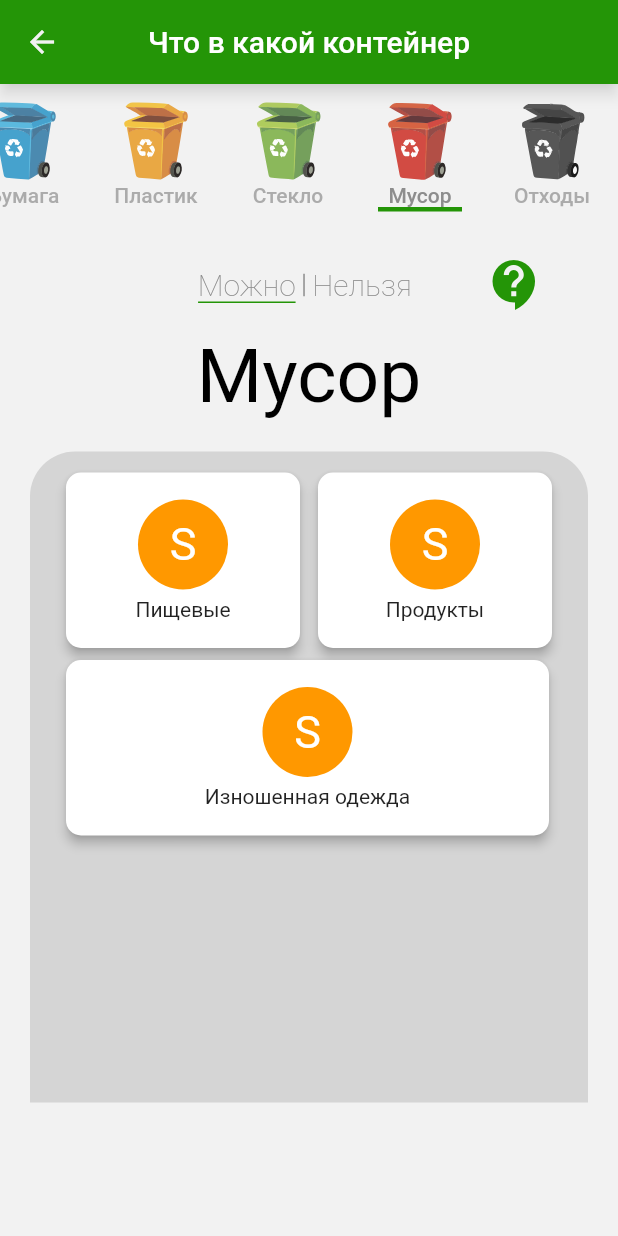
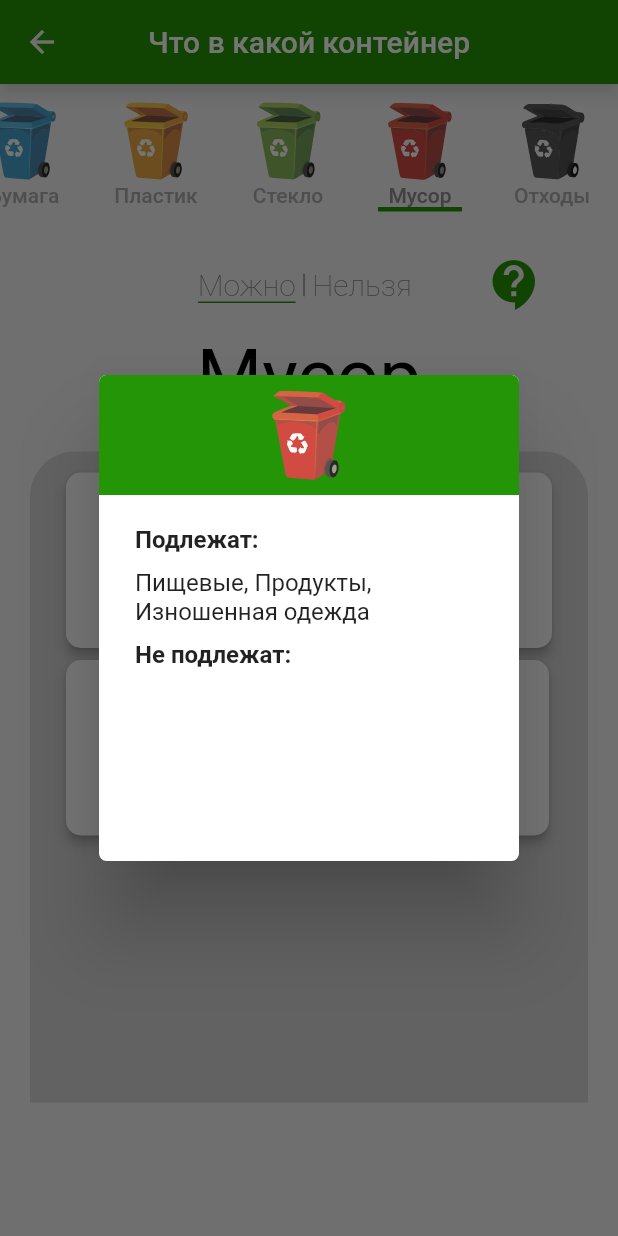
Before and after one commit to IskanderA1/recycle_hub, a Flutter app: the ContainerScreen screen opened directly, tab 4 chosen, after a tap on the "contact support" icon, on a phone screen of 412 x 824 dp. Run offline on Flutter 3.47's test engine with Material 2 defaults, Android fonts, the light colour scheme and no system bars; our stand-ins replace auto_size_text, dio, flutter_spinkit, flutter_svg, font_awesome_flutter, google_maps_flutter and 4 more; missing offline and left inert: bottom_sheet, day_night_switcher, flutter_star_rating; accounts and stored records are empty; network calls fail.

Commit message:
Complete eco guide tab

```diff
--- a/lib/screens/tabs/eco_gide/eco_guide_tabs/container_screen.dart
+++ b/lib/screens/tabs/eco_gide/eco_guide_tabs/container_screen.dart
@@ -7,6 +7,8 @@ import 'package:recycle_hub/elements/loader.dart';
 import 'package:recycle_hub/model/eco_guide_models/filter_model.dart';
 import 'package:recycle_hub/model/eco_guide_models/filter_response.dart';
 
+import '../../../../bloc/eco_guide_blocs/trash_details_bloc.dart';
+import '../../../../style/theme.dart';
 import '../../../../style/theme.dart';
 import '../../../../style/theme.dart';
 
@@ -216,7 +218,80 @@ Widget _buildContainerList(FilterResponse filterResponse, int screenIndex) {
                       alignment: Alignment.center,
                       child: IconButton(
                         onPressed: () {
-
+                          showDialog(
+                            context: context,
+                            builder: (BuildContext context) {
+                              return StreamBuilder(
+                                  stream: trashDetailsBloc
+                                      .containerController.stream,
+                                  builder: (context, AsyncSnapshot snapshot) {
+                                    FilterResponse filterResponse =
+                                        snapshot.data;
+                                    if (snapshot.hasData) {
+                                      SvgPicture svgPicture =
+                                          containerImages[screenIndex];
+                                      return AlertDialog(
+                                        titlePadding: EdgeInsets.all(0),
+                                        shape: RoundedRectangleBorder(
+                                            borderRadius:
+                                                BorderRadius.circular(5)),
+                                        title: ClipRRect(
+                                          borderRadius: BorderRadius.only(
+                                              topLeft: Radius.circular(5),
+                                              topRight: Radius.circular(5)),
+                                          child: Container(
+                                            padding: EdgeInsets.only(
+                                                top: 10, bottom: 10),
+                                            height: 80,
+                                            color: kColorGreen,
+                                            child: svgPicture,
+                                          ),
+                                        ),
+                                        content: Container(
+                                          height: 200,
+                                          child: ListView(
+                                            children: [
+                                              Text(
+                                                "Подлежат:",
+                                                style: TextStyle(
+                                                    fontWeight:
+                                                        FontWeight.bold),
+                                              ),
+                                              SizedBox(
+                                                height: 10,
+                                              ),
+                                              Wrap(
+                                                children: [
+                                                  Text(buildText(filterResponse,
+                                                      screenIndex)[0])
+                                                ],
+                                              ),
+                                              SizedBox(
+                                                height: 10,
+                                              ),
+                                              Text("Не подлежат:",
+                                                  style: TextStyle(
+                                                      fontWeight:
+                                                          FontWeight.bold)),
+                                              SizedBox(
+                                                height: 10,
+                                              ),
+                                              Wrap(
+                                                children: [
+                                                  Text(buildText(filterResponse,
+                                                      screenIndex)[1])
+                                                ],
+                                              )
+                                            ],
+                                          ),
+                                        ),
+                                      );
+                                    } else {
+                                      return Container();
+                                    }
+                                  });
+                            },
+                          );
                         },
                         padding: EdgeInsets.all(0),
                         icon: Icon(
@@ -502,3 +577,25 @@ void _buildTabList() {
     ));
   }
 }
+
+List<String> buildText(FilterResponse filterResponse, int screenIndex) {
+  List<String> keyWords = filterResponse.filterModels[screenIndex].keyWords;
+  List<String> badWords = filterResponse.filterModels[screenIndex].badWords;
+  String res1 = '', res2 = '';
+  for (int i = 0; i < keyWords.length; i++) {
+    if (!(i + 1 == keyWords.length)) {
+      res1 += keyWords[i] + ", ";
+    } else {
+      res1 += keyWords[i];
+    }
+  }
+  for (int i = 0; i < badWords.length; i++) {
+    if (!(i + 1 == badWords.length)) {
+      res2 += badWords[i] + ", ";
+    } else {
+      res2 += badWords[i];
+    }
+  }
+  List<String> response = [res1, res2];
+  return response;
+}
```
Also changed, not shown: lib/elements/drawer.dart (+24 -40 lines), svg/drawer_header.svg (added).
